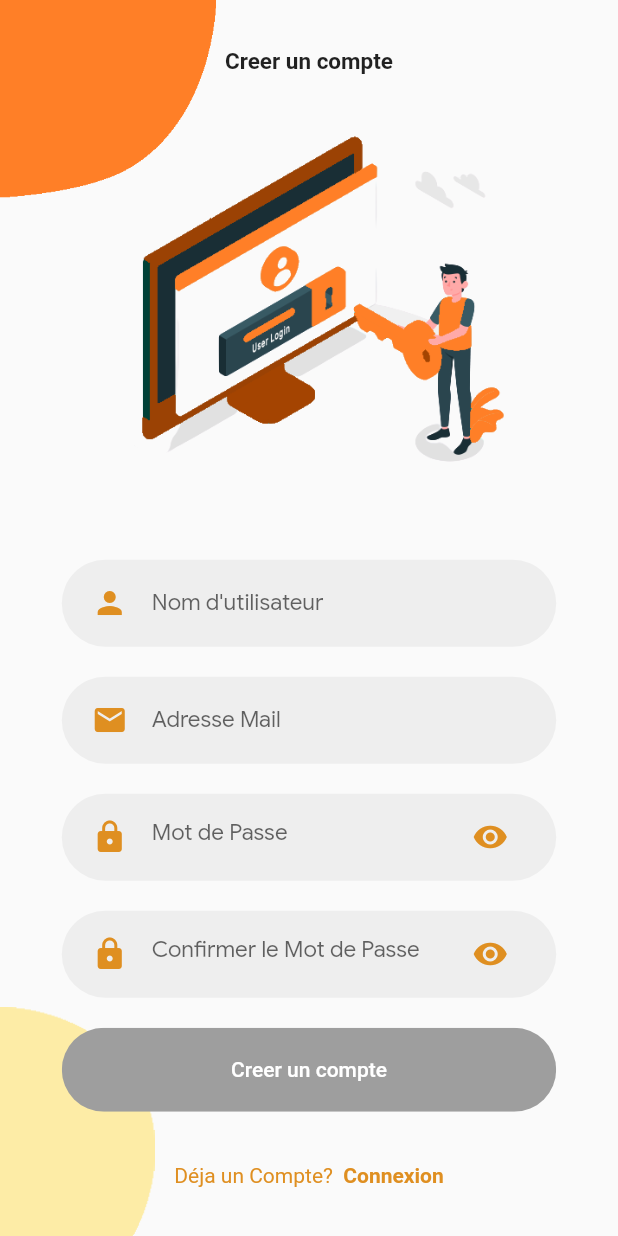
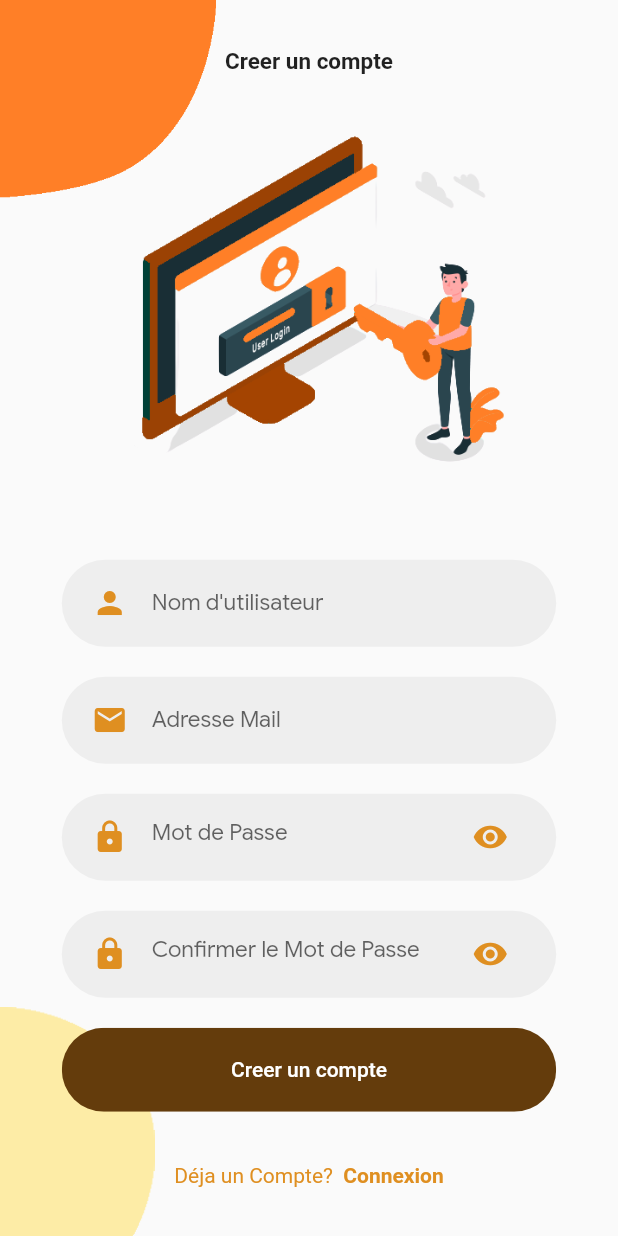
Before and after one commit to BorisGautier/MyEvent-Mobile, a Flutter app: the Register screen opened directly, on a phone screen of 412 x 824 dp. Run offline on Flutter 3.47's test engine with Material 2 defaults, Android fonts, the phone set to English and light mode, and no system bars; our stand-ins replace bloc, chopper, equatable, flutter_bloc, flutter_spinkit, flutter_svg and 4 more; missing offline and left inert: flutter_login_facebook, flutter_statusbarcolor, twitter_login; generated files the repository leaves out were written again.

Commit message:
Upgrade Flutter version

```diff
--- a/lib/src/app.dart
+++ b/lib/src/app.dart
@@ -24,7 +24,7 @@ class MyApp extends StatelessWidget {
         primaryColor: primaryColor,
         primarySwatch: Colors.orange,
         visualDensity: VisualDensity.adaptivePlatformDensity,
-        cursorColor: primaryColor,
+        textSelectionTheme: TextSelectionThemeData(cursorColor: primaryColor),
         tabBarTheme: TabBarTheme(
           labelColor: Colors.grey[300],
           unselectedLabelColor: whiteColor,
--- a/lib/src/views/register/components/body.dart
+++ b/lib/src/views/register/components/body.dart
@@ -52,7 +52,7 @@ class _BodyState extends State<Body> {
     return BlocListener<RegisterBloc, RegisterState>(
       listener: (context, state) {
         if (state.isSubmitting) {
-          Scaffold.of(context)
+          ScaffoldMessenger.of(context)
             ..hideCurrentSnackBar()
             ..showSnackBar(
               SnackBar(
@@ -71,7 +71,7 @@ class _BodyState extends State<Body> {
           Navigator.of(context).pop();
         }
         if (state.isFailure) {
-          Scaffold.of(context)
+          ScaffoldMessenger.of(context)
             ..hideCurrentSnackBar()
             ..showSnackBar(
               SnackBar(
--- a/lib/src/widgets/roundedButton.dart
+++ b/lib/src/widgets/roundedButton.dart
@@ -23,10 +23,13 @@ class RoundedButton extends StatelessWidget {
       width: size.width * 0.8,
       child: ClipRRect(
         borderRadius: BorderRadius.circular(29),
-        child: FlatButton(
-          padding: EdgeInsets.symmetric(vertical: 20, horizontal: 40),
-          color: color,
-          disabledColor: grey500,
+        child: TextButton(
+          style: ButtonStyle(
+            padding: MaterialStateProperty.all<EdgeInsetsGeometry>(
+              EdgeInsets.symmetric(vertical: 20, horizontal: 40),
+            ),
+            backgroundColor: MaterialStateProperty.all<Color>(color),
+          ),
           onPressed: enable ? press : null,
           child: Text(
             text,
--- a/pubspec.yaml
+++ b/pubspec.yaml
@@ -23,6 +23,7 @@ environment:
 dependencies:
   flutter:
     sdk: flutter
+  aesthetic_dialogs: ^0.0.12+1
   cached_network_image: ^2.3.3
   chopper: ^3.0.6
   cupertino_icons: ^1.0.0
@@ -32,7 +33,7 @@ dependencies:
   flutter_login_facebook: ^0.4.0+1
   flutter_spinkit: ^4.1.2+1
   flutter_statusbarcolor: ^0.2.3
-  flutter_svg: ^0.19.1
+  flutter_svg: ^0.19.3
   fluttertoast: ^7.1.5
   font_awesome_flutter: ^8.10.0
   get_it: ^5.0.1
```
Also changed, not shown: lib/src/views/login/components/body.dart (+5 -5 lines), pubspec.lock, 5 other files.
